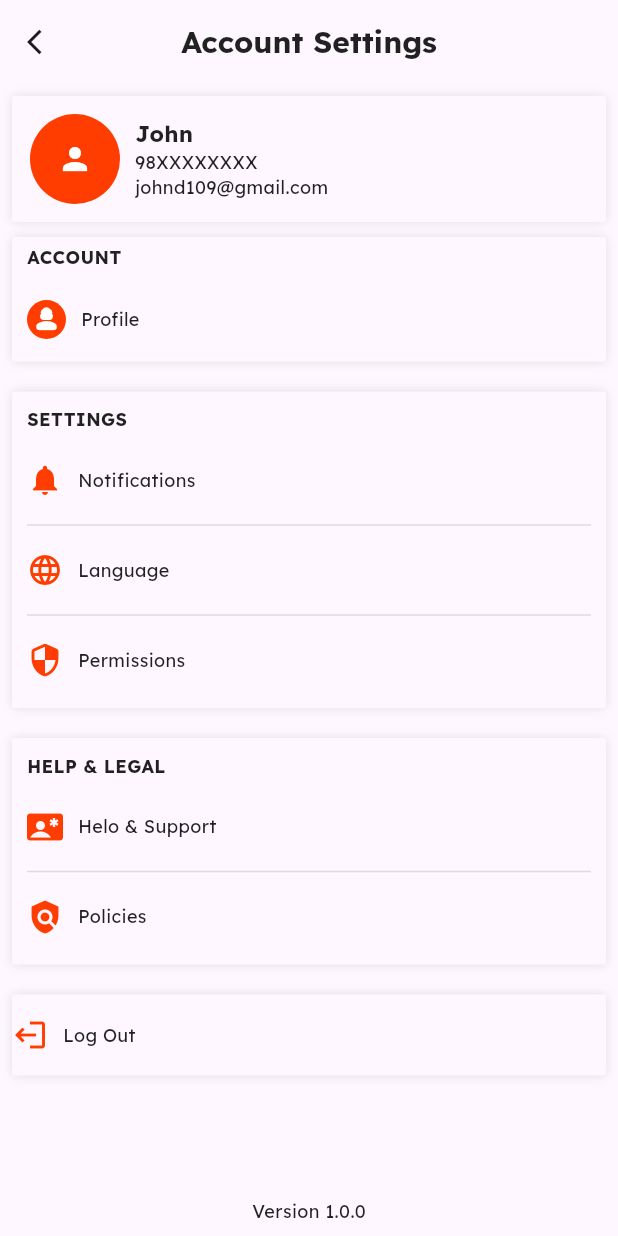
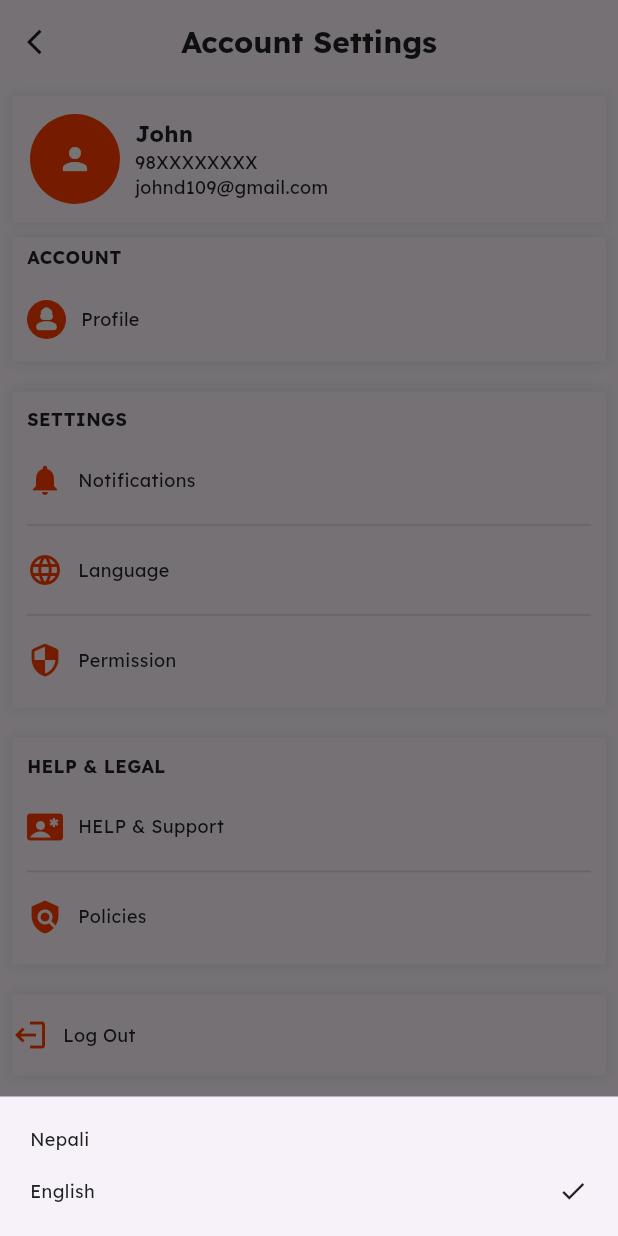
Before and after one commit to RMO-Food/rmo-food-mobile, a Flutter app: the CustomDrawer screen opened directly, after a tap on "Language", on a phone screen of 412 x 824 dp. Run offline on Flutter 3.47's test engine with Material 3 defaults, Android fonts, the phone set to English and light mode, and no system bars; our stand-ins replace bloc, easy_localization, flutter_bloc, flutter_svg, fluttertoast, get_it and 3 more; missing offline and left inert: qr_code_scanner, scan; accounts and stored records are empty; network calls fail.

Commit message:
implemented localization english/nepali

```diff
--- a/lib/src/components/extensions.dart
+++ b/lib/src/components/extensions.dart
@@ -1,8 +1,9 @@
+import 'package:easy_localization/easy_localization.dart';
 import 'package:flutter/material.dart';
 
 extension TextTitle on Text {
   Text title({double? fontSize, Color? color, double? letterSpacing}) {
-    return Text(data ?? "",
+    return Text(data?.tr() ?? "",
         style: TextStyle(
             fontSize: fontSize ?? 14,
             fontWeight: FontWeight.bold,
--- a/lib/src/pages/drawer/drawer.dart
+++ b/lib/src/pages/drawer/drawer.dart
@@ -1,3 +1,4 @@
+import 'package:easy_localization/easy_localization.dart';
 import 'package:flutter/material.dart';
 import 'package:rmo_food/config/routes_imports.dart';
 import 'package:rmo_food/core/theme/common_theme.dart';
@@ -46,8 +47,9 @@
                       child: Column(
                           crossAxisAlignment: CrossAxisAlignment.start,
                           children: [
-                        const Text("ACCOUNT",
-                            style: TextStyle(fontWeight: FontWeight.bold)),
+                        Text("acc".tr(),
+                            style:
+                                const TextStyle(fontWeight: FontWeight.bold)),
                         FixedGaps.verticalGap10,
                         InkWell(
                             onTap: () {},
@@ -75,8 +77,9 @@
                       child: Column(
                           crossAxisAlignment: CrossAxisAlignment.start,
                           children: [
-                        const Text("SETTINGS",
-                            style: TextStyle(fontWeight: FontWeight.bold)),
+                        Text("SETTINGS".tr(),
+                            style:
+                                const TextStyle(fontWeight: FontWeight.bold)),
                         FixedGaps.verticalGap10,
                         _options(
                             onTap: () {},
@@ -84,14 +87,80 @@
                             text: "Notifications"),
                         const Divider(color: Colors.black12),
                         _options(
-                            onTap: () {},
+                            onTap: () {
+                              showModalBottomSheet(
+                                  context: context,
+                                  shape: const BeveledRectangleBorder(),
+                                  builder: (context) {
+                                    return Padding(
+                                        padding: const EdgeInsets.all(12.0),
+                                        child: Column(
+                                            mainAxisSize: MainAxisSize.min,
+                                            crossAxisAlignment:
+                                                CrossAxisAlignment.stretch,
+                                            children: [
+                                              InkWell(
+                                                  onTap: () {
+                                                    context.setLocale(
+                                                        const Locale(
+                                                            'ne', 'NE'));
+                                                    Navigator.pop(context);
+                                                  },
+                                                  child: Padding(
+                                                      padding:
+                                                          const EdgeInsets.all(
+                                                              8.0),
+                                                      child: Row(
+                                                          mainAxisAlignment:
+                                                              MainAxisAlignment
+                                                                  .spaceBetween,
+                                                          children: [
+                                                            const Text(
+                                                                "Nepali"),
+                                                            if (context
+                                                                    .locale ==
+                                                                const Locale(
+                                                                    'ne', 'NE'))
+                                                              const Icon(
+                                                                  Icons.check,
+                                                                  size: 20)
+                                                          ]))),
+                                              InkWell(
+                                                  onTap: () {
+                                                    context.setLocale(
+                                                        const Locale(
+                                                            'en', 'US'));
+                                                    Navigator.pop(context);
+                                                  },
+                                                  child: Padding(
+                                                      padding:
+                                                          const EdgeInsets.all(
+                                                              8.0),
+                                                      child: Row(
+                                                          mainAxisAlignment:
+                                                              MainAxisAlignment
+                                                                  .spaceBetween,
+                                                          children: [
+                                                            const Text(
+                                                                "English"),
+                                                            if (context
+                                                                    .locale ==
+                                                                const Locale(
+                                                                    'en', 'US'))
+                                                              const Icon(
+                                                                  Icons.check,
+                                                                  size: 20)
+                                                          ])))
+                                            ]));
+                                  });
+                            },
                             icon: Icons.language_rounded,
                             text: "Language"),
                         const Divider(color: Colors.black12),
                         _options(
                             onTap: () {},
                             icon: Icons.security_rounded,
-                            text: "Permissions"),
+                            text: "Permissions")
                       ]))),
               // HELP & LEGAL
               FixedGaps.verticalGap20,
@@ -101,14 +170,15 @@
                       child: Column(
                           crossAxisAlignment: CrossAxisAlignment.start,
                           children: [
-                        const Text("HELP & LEGAL",
-                            style: TextStyle(fontWeight: FontWeight.bold)),
+                        Text("helpNLegal".tr(),
+                            style:
+                                const TextStyle(fontWeight: FontWeight.bold)),
                         FixedGaps.verticalGap10,
                         _options(
                             onTap: () => Navigator.pushNamed(
                                 context, Routes.helpAndSupport),
                             icon: Icons.contact_emergency,
-                            text: "Helo & Support"),
+                            text: "helpNSupp"),
                         const Divider(color: Colors.black12),
                         _options(
                             onTap: () {},
@@ -134,24 +204,23 @@
                                       return const LoginScreen();
                                     }));
                                   },
-                                  question:
-                                      "Are you sure you want to log out?");
+                                  question: "logoutquestion");
                             },
                             child: Padding(
-                              padding: const EdgeInsets.symmetric(vertical: 10),
+                                padding:
+                                    const EdgeInsets.symmetric(vertical: 10),
                                 child: Row(children: [
                                   Transform.rotate(
                                       angle: 3.14,
                                       child: const Icon(Icons.logout,
                                           color: primaryColor)),
                                   FixedGaps.horizontalGap10,
-                                const Expanded(
+                                  Expanded(
                                       child: Column(
                                           crossAxisAlignment:
                                               CrossAxisAlignment.start,
-                                        children: [Text("Log Out")]))
-                              ]),
-                            ))
+                                          children: [Text("logout".tr())]))
+                                ])))
                       ]))),
               // Padding(
               //     padding: const EdgeInsets.symmetric(vertical: 10.0),
@@ -194,7 +263,7 @@
               Expanded(
                   child: Column(
                       crossAxisAlignment: CrossAxisAlignment.start,
-                      children: [Text(text)]))
+                      children: [Text(text.tr())]))
             ])));
   }
 }
--- a/pubspec.yaml
+++ b/pubspec.yaml
@@ -20,7 +20,10 @@
   get_it: ^7.6.7
   shared_preferences: ^2.2.2
   shimmer: ^3.0.0
-  intl: ^0.19.0
+  intl: ^0.18.1
+  url_launcher: ^6.2.5
+  fluttertoast: ^8.2.4
+  easy_localization: ^3.0.5
 
 
 dev_dependencies:
@@ -38,6 +41,7 @@
   assets:
     - assets/images/
     - assets/icons/
+    - assets/language/
 
   fonts:
     - family: Lexend
```
Also changed, not shown: assets/language/en-US.json (added, +24 -0 lines), assets/language/ne-NE.json (added, +24 -0 lines), lib/core/dependencies/launch_url.dart (added, +16 -0 lines), lib/main.dart (+11 -1 lines), lib/src/components/widget_helper.dart (+6 -5 lines), lib/src/pages/bottom_nav/bottom_nav.dart (+5 -4 lines), lib/src/pages/services/help_support/pages/help_support.dart (+13 -4 lines), lib/src/pages/services/home/home.dart (+8 -6 lines), pubspec.lock, 6 other files. Lines whose indentation alone changed are shown as unchanged.
